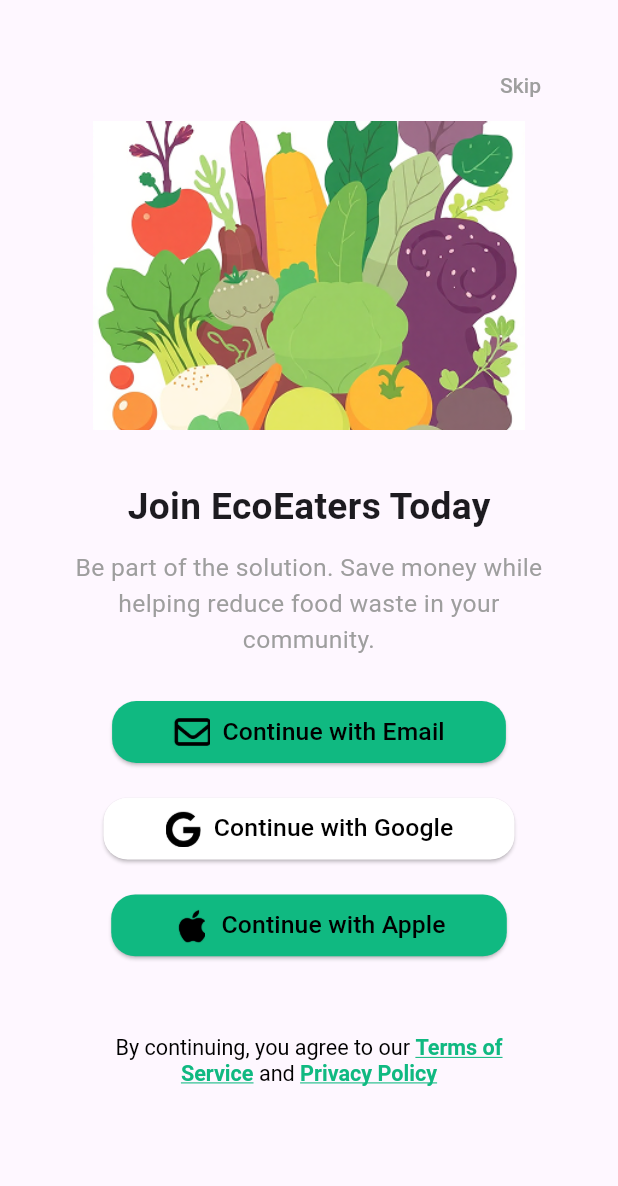
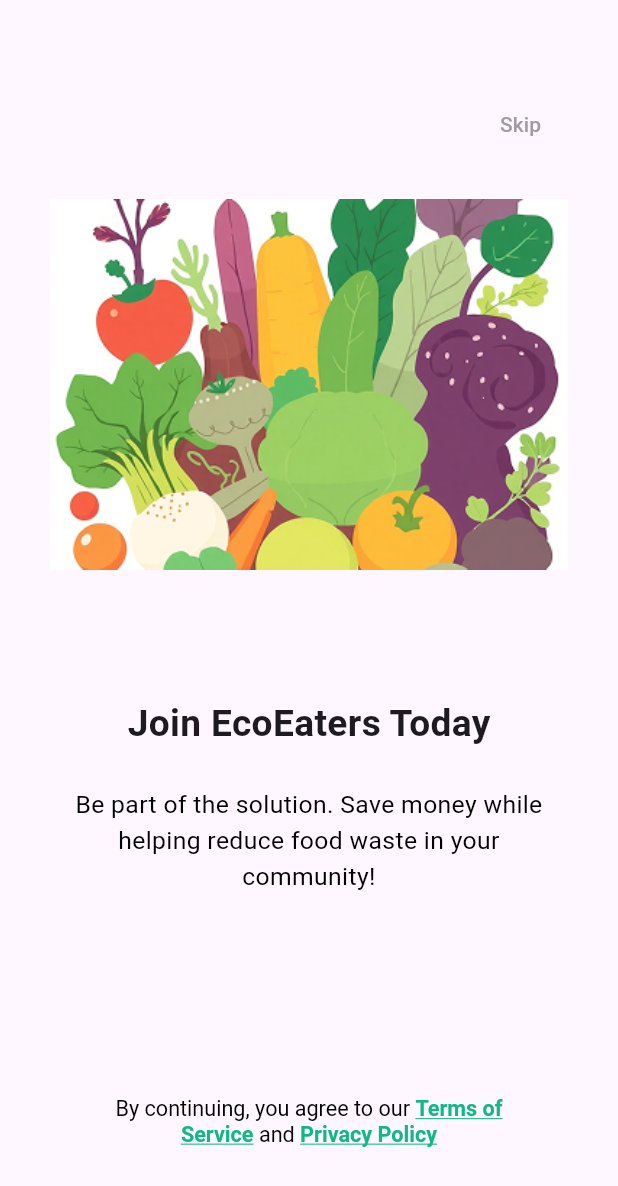
Before and after one commit to Faridaessam1/EcoEatersApp, a Flutter app: the OnBoardingPage4 widget shown alone on an empty page, opened directly, on a phone screen of 412 x 824 dp. Shown: the top 1186 px of the screen. Run offline on Flutter 3.47's test engine with Material 3 defaults, Android fonts, the phone set to English and light mode, and no system bars; our stand-ins replace bot_toast, flutter_easyloading, flutter_screenutil, smooth_page_indicator.

Commit message:
last finish on onBoarding screens

```diff
--- a/lib/ui/onBoarding/onBoarding3.dart
+++ b/lib/ui/onBoarding/onBoarding3.dart
@@ -40,7 +40,7 @@
               child: Text(
                 "Join our community of conscious \nconsumers and enjoy these perks",
                 textAlign: TextAlign.center,
-                style: TextStyle(fontSize: size.width * 0.045, color: Colors.black38),
+                style: TextStyle(fontSize: size.width * 0.045, color: AppColors.black),
               ),
             ),
             SizedBox(height: size.height * 0.02),
--- a/lib/ui/onBoarding/onBoarding4.dart
+++ b/lib/ui/onBoarding/onBoarding4.dart
@@ -1,4 +1,6 @@
 import 'package:eco_eaters_app/core/constants/app_assets.dart';
+import 'package:eco_eaters_app/ui/privacy&terms/privacy_policy.dart';
+import 'package:eco_eaters_app/ui/privacy&terms/terms_of_service.dart';
 import 'package:flutter/gestures.dart';
 import 'package:flutter/material.dart';
 import '../../core/constants/app_colors.dart';
@@ -11,9 +13,11 @@
     final Size size = MediaQuery.of(context).size;
 
     return Padding(
+
         padding: EdgeInsets.all(size.width * 0.08),
         child: Column(
           crossAxisAlignment: CrossAxisAlignment.center,
+          mainAxisAlignment: MainAxisAlignment.spaceEvenly,
           children: [
             Align(
               alignment: Alignment.topRight,
@@ -22,30 +26,19 @@
                 child: Text("Skip", style: TextStyle(color: Colors.grey)),
               ),
             ),
-            Image.asset(AppAssets.onBoarding4, height: size.height * 0.25),
+            Image.asset(AppAssets.onBoarding4, height: size.height * 0.30),
             SizedBox(height: size.height * 0.04),
             Text(
               "Join EcoEaters Today",
               style: TextStyle(fontSize: size.width * 0.06, fontWeight: FontWeight.bold),
             ),
-            SizedBox(height: size.height * 0.015),
             Text(
-              "Be part of the solution. Save money while helping reduce food waste in your community.",
+              "Be part of the solution. Save money while helping reduce food waste in your community!",
               textAlign: TextAlign.center,
-              style: TextStyle(fontSize: size.width * 0.04, color: Colors.grey),
+              style: TextStyle(fontSize: size.width * 0.04, color: AppColors.black),
             ),
-            SizedBox(height: size.height * 0.02),
+            SizedBox(height: size.height * 0.1),
 
-
-            Column(
-              children: [
-                _buildSocialButton("Continue with Email", AppColors.primaryColor, AppAssets.emailIcon, size),
-                _buildSocialButton("Continue with Google", Colors.white, AppAssets.googleIcon, size),
-                _buildSocialButton("Continue with Apple", AppColors.primaryColor, AppAssets.appleIcon, size),
-              ],
-            ),
-
-            SizedBox(height: size.height * 0.05),
 
 
             Center(
@@ -66,8 +59,12 @@
                         ),
                         recognizer: TapGestureRecognizer()
                           ..onTap = () {
-                            Navigator.pushNamed(context, "/terms");
+                            Navigator.push(
+                              context,
+                              MaterialPageRoute(builder: (context) => TermsOfServiceScreen()),
+                            );
                           },
+
                       ),
                       TextSpan(text: " and "),
                       TextSpan(
@@ -79,7 +76,10 @@
                         ),
                         recognizer: TapGestureRecognizer()
                           ..onTap = () {
-                            Navigator.pushNamed(context, "/privacy");
+                            Navigator.push(
+                              context,
+                              MaterialPageRoute(builder: (context) => PrivacyPolicyScreen()),
+                            );
                           },
                       ),
                     ],
@@ -93,25 +93,5 @@
     );
   }
 
-  Widget _buildSocialButton(String text, Color color, String imagePath, Size size) {
-    return Padding(
-      padding: EdgeInsets.symmetric(vertical: size.height * 0.01),
-      child: ElevatedButton.icon(
-        style: ElevatedButton.styleFrom(
-          backgroundColor: color,
-          padding: EdgeInsets.symmetric(
-            horizontal: size.width * 0.099,
-            vertical: size.height * 0.01,
-          ),
-          shape: RoundedRectangleBorder(borderRadius: BorderRadius.circular(16)),
-        ),
-        icon: Image.asset(imagePath, height: size.width * 0.06, width: size.width * 0.06),
-        label: Text(
-          text,
-          style: TextStyle(color: color == Colors.black ? Colors.white : Colors.black, fontSize: size.width * 0.04),
-        ),
-        onPressed: () {},
-      ),
-    );
+
   }
-}
```
